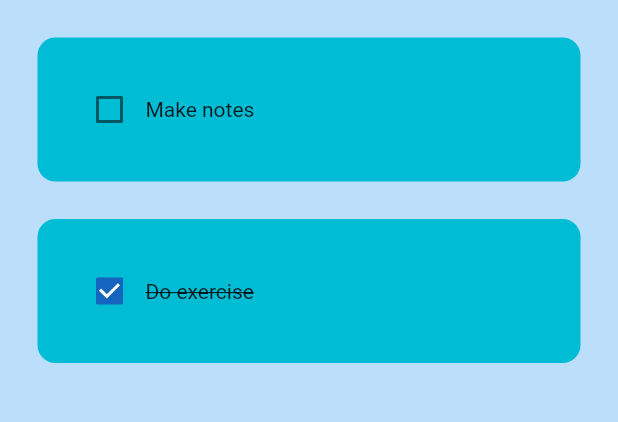
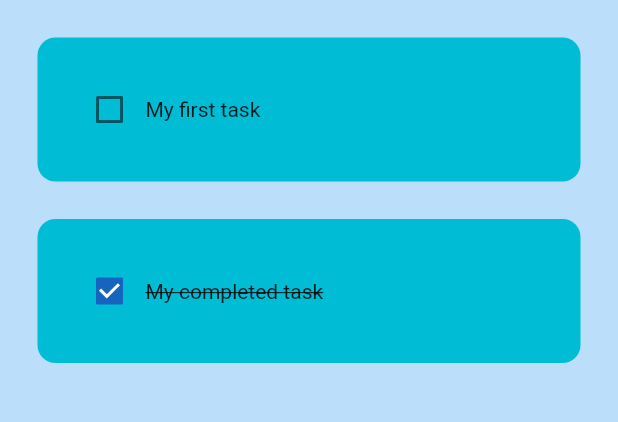
Before and after one commit to ChandulaJ/FlutterToDoList, a Flutter app: the screen it shows after launch, on a phone screen of 412 x 824 dp, the part 84-506 px from its top. Run offline on Flutter 3.47's test engine with Material 2 defaults, Android fonts, the phone set to English and light mode, and no system bars; drawn by our look-alikes of flutter_slidable; our stand-ins replace google_fonts, hive, hive_flutter; accounts and stored records are empty.

Commit message:
todo app done

```diff
--- /dev/null
+++ b/flutterlearn/lib/data/database.dart
@@ -0,0 +1,26 @@
+import 'package:hive/hive.dart';
+
+class ToDoDatabase {
+  List todolist = [];
+
+  //reference the box
+  final _mybox = Hive.box("mybox");
+
+//if this is the first time ever opening the app
+  void createInitialData() {
+    todolist = [
+      ["My first task", false],
+      ["My completed task", true]
+    ];
+  }
+
+//load the data from database
+  void loadData() {
+    todolist = _mybox.get("TODOLIST");
+  }
+
+  //update data
+  void updateData() {
+    _mybox.put("TODOLIST", todolist);
+  }
+}
--- a/flutterlearn/lib/pages/home_page.dart
+++ b/flutterlearn/lib/pages/home_page.dart
@@ -1,6 +1,8 @@
 import "package:flutter/material.dart";
+import "package:flutterlearn/data/database.dart";
 import "package:flutterlearn/utilities/dialog_box.dart";
 import "package:flutterlearn/utilities/todoTile.dart";
+import "package:hive/hive.dart";
 
 class HomePage extends StatefulWidget {
   HomePage({super.key});
@@ -11,23 +13,34 @@ class HomePage extends StatefulWidget {
 
 class _HomePageState extends State<HomePage> {
   final _controller = TextEditingController();
-  List todolist = [
-    ["Make notes", false],
-    ["Do exercise", true],
-  ];
+  final _mybox = Hive.box("mybox");
+  ToDoDatabase db = ToDoDatabase();
+
+  @override
+  void initState() {
+    // if first time ever opening the app
+    if (_mybox.get("TODOLIST") == null) {
+      db.createInitialData();
+    } else {
+      db.loadData();
+    }
+    super.initState();
+  }
 
   void checkBoxChanged(bool? value, int index) {
     setState(() {
-      todolist[index][1] = !todolist[index][1];
+      db.todolist[index][1] = !db.todolist[index][1];
     });
+    db.updateData();
   }
 
   void saveNewTask() {
     setState(() {
-      todolist.add([_controller.text, false]);
+      db.todolist.add([_controller.text, false]);
     });
     Navigator.of(context).pop();
     _controller.clear();
+    db.updateData();
   }
 
   void createNewTask() {
@@ -45,6 +58,13 @@ class _HomePageState extends State<HomePage> {
     );
   }
 
+  void deleteTask(int index) {
+    setState(() {
+      db.todolist.removeAt(index);
+    });
+    db.updateData();
+  }
+
   @override
   Widget build(BuildContext context) {
     return Scaffold(
@@ -56,12 +76,13 @@ class _HomePageState extends State<HomePage> {
         ),
       ),
       body: ListView.builder(
-        itemCount: todolist.length,
+        itemCount: db.todolist.length,
         itemBuilder: (context, index) {
           return ToDoTile(
-            taskName: todolist[index][0],
-            taskCompleted: todolist[index][1],
+            taskName: db.todolist[index][0],
+            taskCompleted: db.todolist[index][1],
             onChanged: (value) => checkBoxChanged(value, index),
+            deleteFunction: (context) => deleteTask(index),
           );
         },
       ),
--- a/flutterlearn/lib/utilities/todoTile.dart
+++ b/flutterlearn/lib/utilities/todoTile.dart
@@ -1,20 +1,36 @@
 import 'package:flutter/material.dart';
+import 'package:flutter_slidable/flutter_slidable.dart';
 
 class ToDoTile extends StatelessWidget {
   final String taskName;
   final bool taskCompleted;
   Function(bool?)? onChanged;
+  Function(BuildContext)? deleteFunction;
 
   ToDoTile(
       {super.key,
       required this.taskName,
       required this.taskCompleted,
-      required this.onChanged});
+      required this.onChanged,
+      required this.deleteFunction});
 
   @override
   Widget build(BuildContext context) {
     return Padding(
       padding: const EdgeInsets.only(left: 25.0, right: 25.0, top: 25.0),
+      child: Slidable(
+        endActionPane: ActionPane(
+          motion: StretchMotion(),
+          children: [
+            SlidableAction(
+              borderRadius:
+                  BorderRadius.horizontal(left: Radius.circular(12.0)),
+              onPressed: deleteFunction,
+              icon: Icons.delete,
+              backgroundColor: Colors.red.shade300,
+            ),
+          ],
+        ),
         child: Container(
           padding: EdgeInsets.all(24.0),
           decoration: BoxDecoration(
@@ -36,6 +52,7 @@ class ToDoTile extends StatelessWidget {
             ],
           ),
         ),
+      ),
     );
   }
 }
--- a/flutterlearn/pubspec.yaml
+++ b/flutterlearn/pubspec.yaml
@@ -36,6 +36,10 @@ dependencies:
   # Use with the CupertinoIcons class for iOS style icons.
   cupertino_icons: ^1.0.2
   google_fonts: ^6.1.0
+  flutter_slidable: ^3.0.1
+  hive: ^2.2.3
+  hive_flutter: ^1.1.0
+
 
 dev_dependencies:
   flutter_test:
@@ -47,6 +51,8 @@ dev_dependencies:
   # package. See that file for information about deactivating specific lint
   # rules and activating additional ones.
   flutter_lints: ^2.0.0
+  build_runner: ^2.4.6
+  hive_generator: ^2.0.1
 
 
 # For information on the generic Dart part of this file, see the
```
Also changed, not shown: flutterlearn/lib/main.dart (+8 -1 lines), flutterlearn/pubspec.lock. Lines whose indentation alone changed are shown as unchanged.
